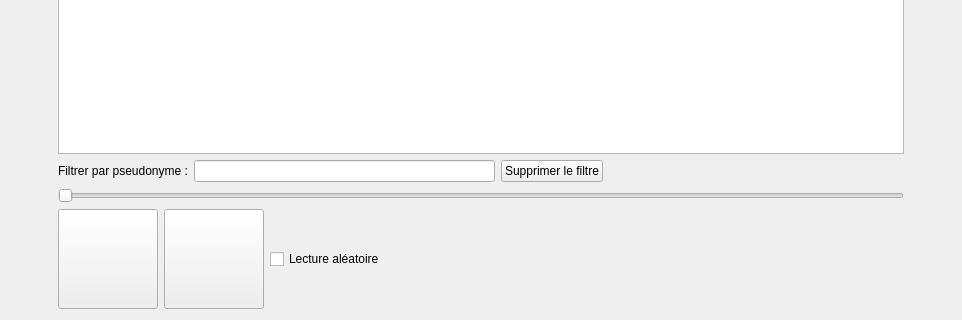
Qt form src/mainwindow.ui (max22-/loan) before a commit; both pictures show x 0 to 962 and y 314 to 634 of the 962 by 634 pixel window.
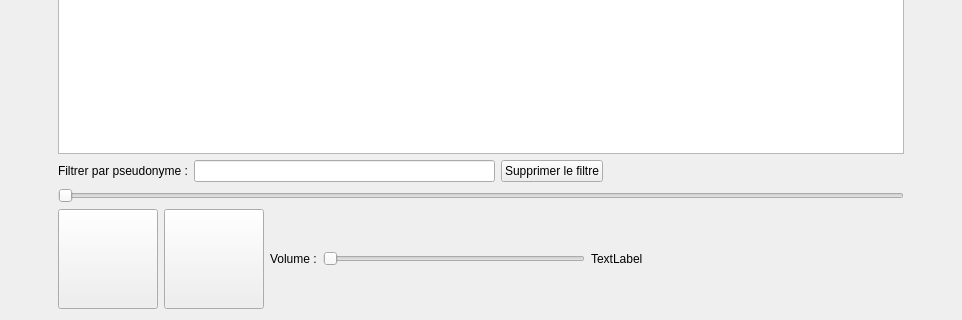
The same form after that commit. Icons and pictures are not drawn. Custom widgets are drawn as their Qt base class.

Commit message: Gestion du volume lors de la lecture

Patch:
```diff
--- a/src/mainwindow.ui
+++ b/src/mainwindow.ui
@@ -1453,14 +1453,37 @@
              </widget>
             </item>
             <item>
-             <widget class="QCheckBox" name="randomModeCheckBox">
+             <widget class="QLabel" name="label_9">
               <property name="text">
-               <string>Lecture aléatoire</string>
+               <string>Volume :</string>
               </property>
              </widget>
             </item>
             <item>
-             <spacer name="horizontalSpacer_47">
+             <widget class="QSlider" name="playerVolumeSlider">
+              <property name="maximum">
+               <number>100</number>
+              </property>
+              <property name="pageStep">
+               <number>1</number>
+              </property>
+              <property name="value">
+               <number>0</number>
+              </property>
+              <property name="orientation">
+               <enum>Qt::Horizontal</enum>
+              </property>
+             </widget>
+            </item>
+            <item>
+             <widget class="QLabel" name="playerVolumeLabel">
+              <property name="text">
+               <string>TextLabel</string>
+              </property>
+             </widget>
+            </item>
+            <item>
+             <spacer name="horizontalSpacer_21">
               <property name="orientation">
                <enum>Qt::Horizontal</enum>
               </property>
```
The commit also changes 4 other files.
